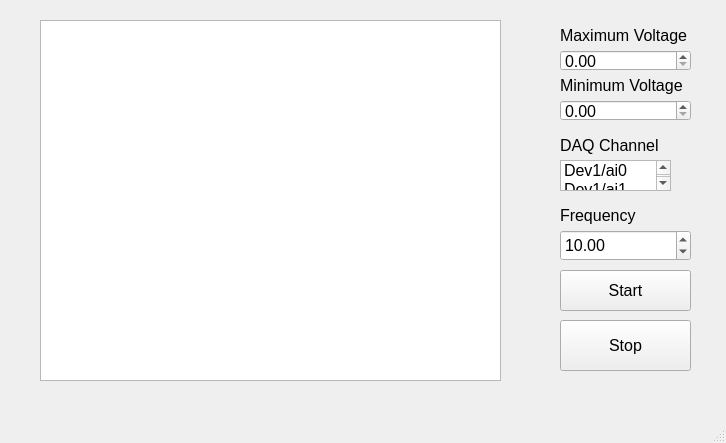
This is APD_Control/apd.ui in BrandonMehlenbacher/Hardware as Qt 5 draws it before an edit. The edited form follows.
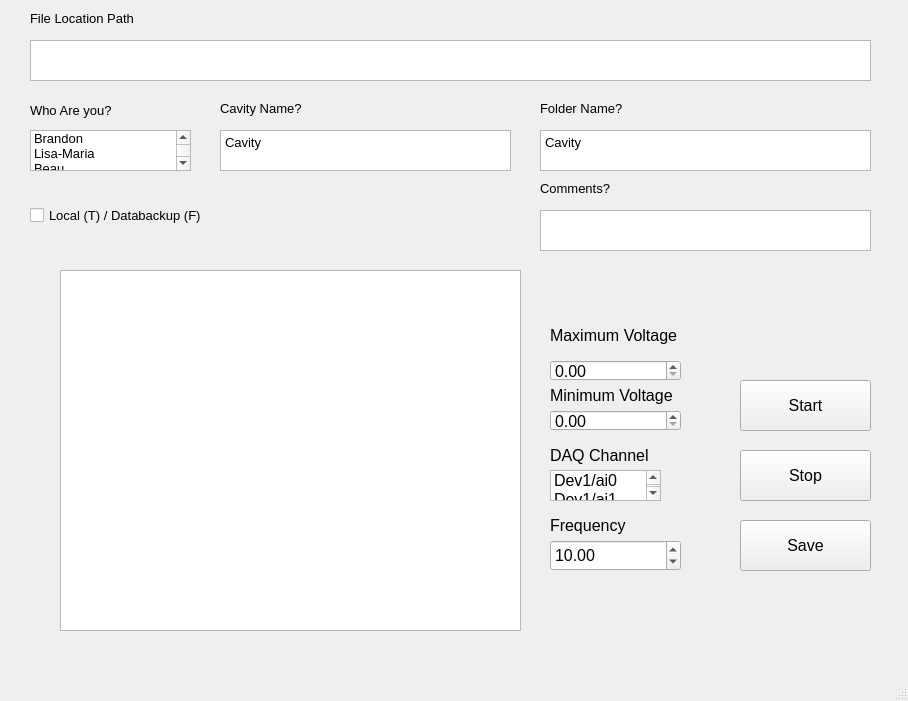
This is the edited form.

What changed in the file:
```diff
--- a/APD_Control/apd.ui
+++ b/APD_Control/apd.ui
@@ -6,8 +6,8 @@
    <rect>
     <x>0</x>
     <y>0</y>
-    <width>726</width>
-    <height>443</height>
+    <width>908</width>
+    <height>701</height>
    </rect>
   </property>
   <property name="windowTitle">
@@ -17,8 +17,8 @@
    <widget class="QGraphicsView" name="apd_graph">
     <property name="geometry">
      <rect>
-      <x>40</x>
-      <y>20</y>
+      <x>60</x>
+      <y>270</y>
       <width>461</width>
       <height>361</height>
      </rect>
@@ -27,10 +27,10 @@
    <widget class="QPushButton" name="start">
     <property name="geometry">
      <rect>
-      <x>560</x>
-      <y>270</y>
+      <x>740</x>
+      <y>380</y>
       <width>131</width>
-      <height>41</height>
+      <height>51</height>
      </rect>
     </property>
     <property name="font">
@@ -45,8 +45,8 @@
    <widget class="QPushButton" name="stop">
     <property name="geometry">
      <rect>
-      <x>560</x>
-      <y>320</y>
+      <x>740</x>
+      <y>450</y>
       <width>131</width>
       <height>51</height>
      </rect>
@@ -63,8 +63,8 @@
    <widget class="QDoubleSpinBox" name="frequency">
     <property name="geometry">
      <rect>
-      <x>560</x>
-      <y>230</y>
+      <x>550</x>
+      <y>540</y>
       <width>131</width>
       <height>31</height>
      </rect>
@@ -87,8 +87,8 @@
    <widget class="QLabel" name="label_frequency">
     <property name="geometry">
      <rect>
-      <x>560</x>
-      <y>200</y>
+      <x>550</x>
+      <y>510</y>
       <width>131</width>
       <height>31</height>
      </rect>
@@ -105,8 +105,8 @@
    <widget class="QLabel" name="label_daqList">
     <property name="geometry">
      <rect>
-      <x>560</x>
-      <y>130</y>
+      <x>550</x>
+      <y>440</y>
       <width>131</width>
       <height>31</height>
      </rect>
@@ -123,8 +123,8 @@
    <widget class="QListWidget" name="daqList">
     <property name="geometry">
      <rect>
-      <x>560</x>
-      <y>160</y>
+      <x>550</x>
+      <y>470</y>
       <width>111</width>
       <height>31</height>
      </rect>
@@ -186,8 +186,8 @@
    <widget class="QDoubleSpinBox" name="min_voltage">
     <property name="geometry">
      <rect>
-      <x>560</x>
-      <y>100</y>
+      <x>550</x>
+      <y>410</y>
       <width>131</width>
       <height>21</height>
      </rect>
@@ -201,10 +201,10 @@
    <widget class="QLabel" name="label_max_voltage_2">
     <property name="geometry">
      <rect>
-      <x>560</x>
-      <y>75</y>
-      <width>141</width>
-      <height>21</height>
+      <x>550</x>
+      <y>380</y>
+      <width>161</width>
+      <height>31</height>
      </rect>
     </property>
     <property name="font">
@@ -219,10 +219,10 @@
    <widget class="QLabel" name="label_max_voltage">
     <property name="geometry">
      <rect>
-      <x>560</x>
-      <y>25</y>
-      <width>141</width>
-      <height>21</height>
+      <x>550</x>
+      <y>320</y>
+      <width>181</width>
+      <height>31</height>
      </rect>
     </property>
     <property name="font">
@@ -237,8 +237,8 @@
    <widget class="QDoubleSpinBox" name="max_voltage">
     <property name="geometry">
      <rect>
-      <x>560</x>
-      <y>50</y>
+      <x>550</x>
+      <y>360</y>
       <width>131</width>
       <height>21</height>
      </rect>
@@ -249,6 +249,241 @@
      </font>
     </property>
    </widget>
+   <widget class="QPlainTextEdit" name="cavityName">
+    <property name="geometry">
+     <rect>
+      <x>220</x>
+      <y>130</y>
+      <width>291</width>
+      <height>41</height>
+     </rect>
+    </property>
+    <property name="font">
+     <font>
+      <pointsize>10</pointsize>
+     </font>
+    </property>
+    <property name="plainText">
+     <string>Cavity</string>
+    </property>
+   </widget>
+   <widget class="QLabel" name="labelFolderName">
+    <property name="geometry">
+     <rect>
+      <x>540</x>
+      <y>100</y>
+      <width>131</width>
+      <height>16</height>
+     </rect>
+    </property>
+    <property name="font">
+     <font>
+      <pointsize>10</pointsize>
+     </font>
+    </property>
+    <property name="text">
+     <string>Folder Name?</string>
+    </property>
+   </widget>
+   <widget class="QLabel" name="labelComments">
+    <property name="geometry">
+     <rect>
+      <x>540</x>
+      <y>180</y>
+      <width>131</width>
+      <height>16</height>
+     </rect>
+    </property>
+    <property name="font">
+     <font>
+      <pointsize>10</pointsize>
+     </font>
+    </property>
+    <property name="text">
+     <string>Comments?</string>
+    </property>
+   </widget>
+   <widget class="QLabel" name="labelCavityName">
+    <property name="geometry">
+     <rect>
+      <x>220</x>
+      <y>100</y>
+      <width>131</width>
+      <height>16</height>
+     </rect>
+    </property>
+    <property name="font">
+     <font>
+      <pointsize>10</pointsize>
+     </font>
+    </property>
+    <property name="text">
+     <string>Cavity Name?</string>
+    </property>
+   </widget>
+   <widget class="QLabel" name="labelWhoAreYou">
+    <property name="geometry">
+     <rect>
+      <x>30</x>
+      <y>100</y>
+      <width>121</width>
+      <height>21</height>
+     </rect>
+    </property>
+    <property name="font">
+     <font>
+      <pointsize>10</pointsize>
+     </font>
+    </property>
+    <property name="text">
+     <string>Who Are you?</string>
+    </property>
+   </widget>
+   <widget class="QPlainTextEdit" name="comments">
+    <property name="geometry">
+     <rect>
+      <x>540</x>
+      <y>210</y>
+      <width>331</width>
+      <height>41</height>
+     </rect>
+    </property>
+    <property name="font">
+     <font>
+      <pointsize>10</pointsize>
+     </font>
+    </property>
+    <property name="plainText">
+     <string/>
+    </property>
+   </widget>
+   <widget class="QListWidget" name="whoAreYou">
+    <property name="geometry">
+     <rect>
+      <x>30</x>
+      <y>130</y>
+      <width>161</width>
+      <height>41</height>
+     </rect>
+    </property>
+    <property name="font">
+     <font>
+      <pointsize>10</pointsize>
+     </font>
+    </property>
+    <item>
+     <property name="text">
+      <string>Brandon</string>
+     </property>
+    </item>
+    <item>
+     <property name="text">
+      <string>Lisa-Maria</string>
+     </property>
+    </item>
+    <item>
+     <property name="text">
+      <string>Beau</string>
+     </property>
+    </item>
+    <item>
+     <property name="text">
+      <string>Ceci</string>
+     </property>
+    </item>
+    <item>
+     <property name="text">
+      <string>Levi</string>
+     </property>
+    </item>
+   </widget>
+   <widget class="QLabel" name="labelFileLocationPath">
+    <property name="geometry">
+     <rect>
+      <x>30</x>
+      <y>10</y>
+      <width>231</width>
+      <height>16</height>
+     </rect>
+    </property>
+    <property name="font">
+     <font>
+      <pointsize>10</pointsize>
+     </font>
+    </property>
+    <property name="text">
+     <string>File Location Path</string>
+    </property>
+   </widget>
+   <widget class="QCheckBox" name="localOrDatabackup">
+    <property name="geometry">
+     <rect>
+      <x>30</x>
+      <y>200</y>
+      <width>241</width>
+      <height>31</height>
+     </rect>
+    </property>
+    <property name="font">
+     <font>
+      <pointsize>10</pointsize>
+     </font>
+    </property>
+    <property name="text">
+     <string>Local (T) / Databackup (F)</string>
+    </property>
+   </widget>
+   <widget class="QPlainTextEdit" name="folderName">
+    <property name="geometry">
+     <rect>
+      <x>540</x>
+      <y>130</y>
+      <width>331</width>
+      <height>41</height>
+     </rect>
+    </property>
+    <property name="font">
+     <font>
+      <pointsize>10</pointsize>
+     </font>
+    </property>
+    <property name="plainText">
+     <string>Cavity</string>
+    </property>
+   </widget>
+   <widget class="QPlainTextEdit" name="fileLocationPath">
+    <property name="geometry">
+     <rect>
+      <x>30</x>
+      <y>40</y>
+      <width>841</width>
+      <height>41</height>
+     </rect>
+    </property>
+    <property name="font">
+     <font>
+      <pointsize>10</pointsize>
+     </font>
+    </property>
+   </widget>
+   <widget class="QPushButton" name="save">
+    <property name="geometry">
+     <rect>
+      <x>740</x>
+      <y>520</y>
+      <width>131</width>
+      <height>51</height>
+     </rect>
+    </property>
+    <property name="font">
+     <font>
+      <pointsize>12</pointsize>
+     </font>
+    </property>
+    <property name="text">
+     <string>Save</string>
+    </property>
+   </widget>
   </widget>
   <widget class="QMenuBar" name="menubar">
    <property name="geometry">
```
Left out of the diff: 16 changed lines with no effect on the pictures.
